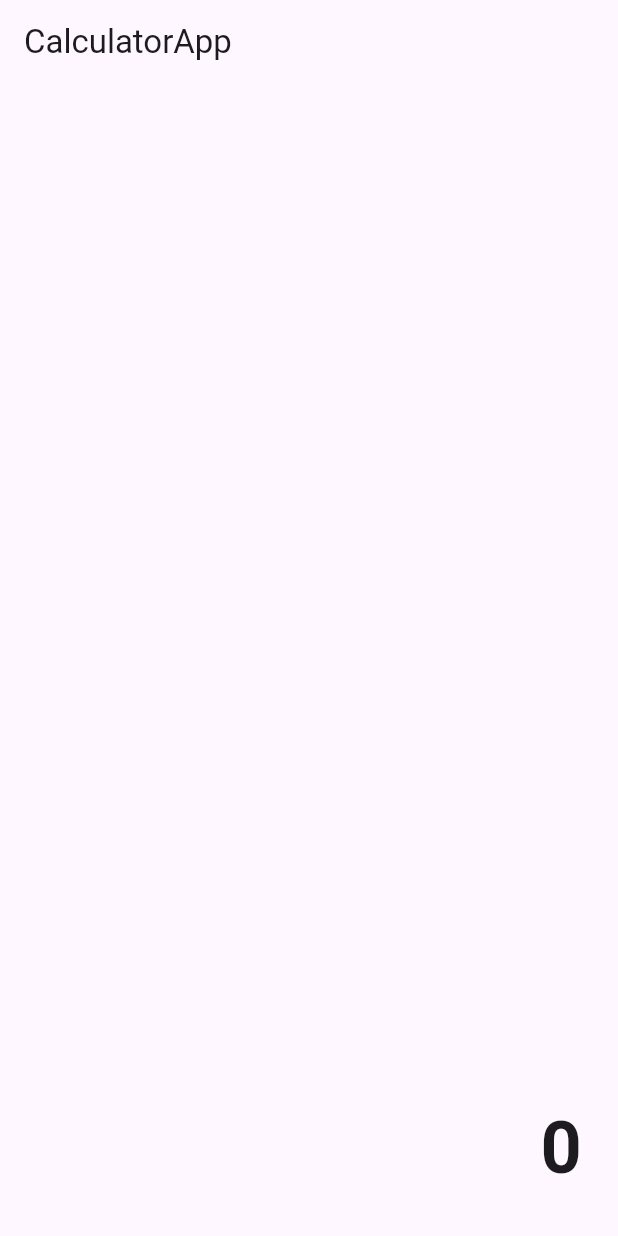
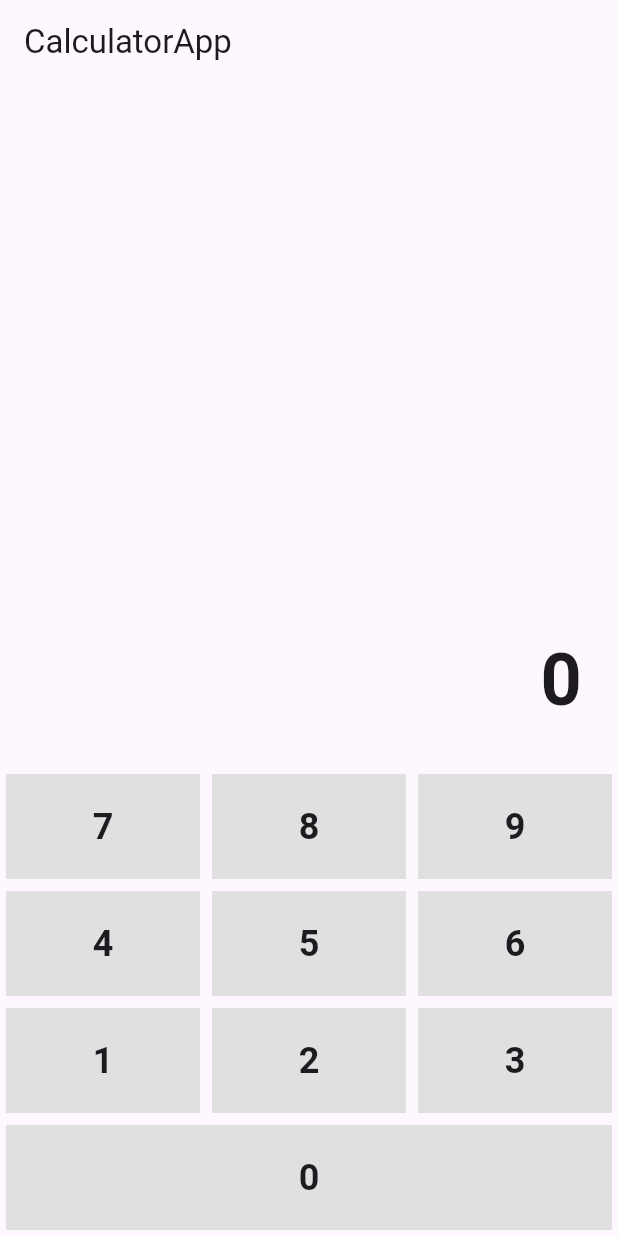
Before and after one commit to mduruji/calculator_app, a Flutter app: the screen it shows after launch, on a phone screen of 412 x 824 dp. Run offline on Flutter 3.47's test engine with Material 3 defaults, Android fonts, the phone set to English and light mode, and no system bars.

Commit message:
feat: add number buttons 0-9 with tap interaction

```diff
--- a/lib/main.dart
+++ b/lib/main.dart
@@ -27,6 +27,35 @@ class CalculatorScreen extends StatefulWidget {
 class _CalculatorScreenState extends State<CalculatorScreen> {
   String _display = "0";
 
+  void _numClick(String text) {
+    setState(() {
+      if (_display == "0") {
+        _display = text;
+      } else {
+        _display += text;
+      }
+    });
+  }
+
+  Widget _buildButton(String text, {Function()? onPressed}) {
+    return Expanded(
+      child: InkWell(
+        onTap: onPressed,
+        child: Container(
+          margin: const EdgeInsets.all(4),
+          height: 70,
+          color: Colors.grey[300],
+          child: Center(
+            child: Text(
+              text,
+              style: const TextStyle(fontSize: 24, fontWeight: FontWeight.bold),
+            ),
+          ),
+        ),
+      ),
+    );
+  }
+
   @override
   Widget build(BuildContext context) {
     return Scaffold(
@@ -43,6 +72,32 @@ class _CalculatorScreenState extends State<CalculatorScreen> {
               ),
             ),
           ),
+          Row(
+            children: [
+              _buildButton("7", onPressed: () => _numClick("7")),
+              _buildButton("8", onPressed: () => _numClick("8")),
+              _buildButton("9", onPressed: () => _numClick("9")),
+            ],
+          ),
+          Row(
+            children: [
+              _buildButton("4", onPressed: () => _numClick("4")),
+              _buildButton("5", onPressed: () => _numClick("5")),
+              _buildButton("6", onPressed: () => _numClick("6")),
+            ],
+          ),
+          Row(
+            children: [
+              _buildButton("1", onPressed: () => _numClick("1")),
+              _buildButton("2", onPressed: () => _numClick("2")),
+              _buildButton("3", onPressed: () => _numClick("3")),
+            ],
+          ),
+          Row(
+            children: [
+              _buildButton("0", onPressed: () => _numClick("0")),
+            ],
+          ),
         ],
       ),
     );
```
